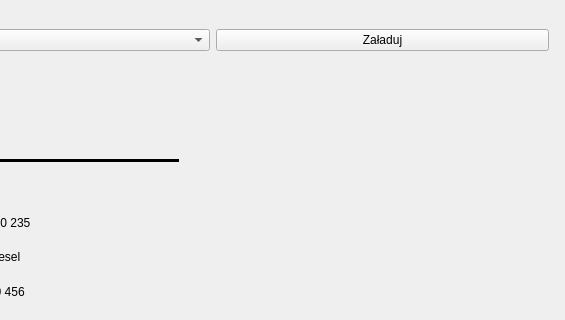
Before: the Qt Designer form r_workshop.ui in Barto-Paja/iDocCar, drawn with Qt 5; both pictures show x 242 to 807 and y 0 to 320 of the 807 by 695 pixel window.
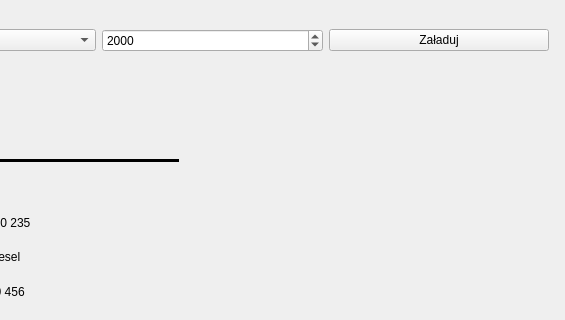
After: the same form once the commit is applied.

Patch:
```diff
--- a/r_workshop.ui
+++ b/r_workshop.ui
@@ -373,6 +373,13 @@
     <item>
      <widget class="QComboBox" name="cb_carid"/>
     </item>
+    <item>
+     <widget class="QDateEdit" name="dateEdit">
+      <property name="displayFormat">
+       <string>yyyy</string>
+      </property>
+     </widget>
+    </item>
     <item>
      <widget class="QPushButton" name="b_load">
       <property name="text">
```
Left out of the diff: 2 changed lines with no effect on the pictures.
